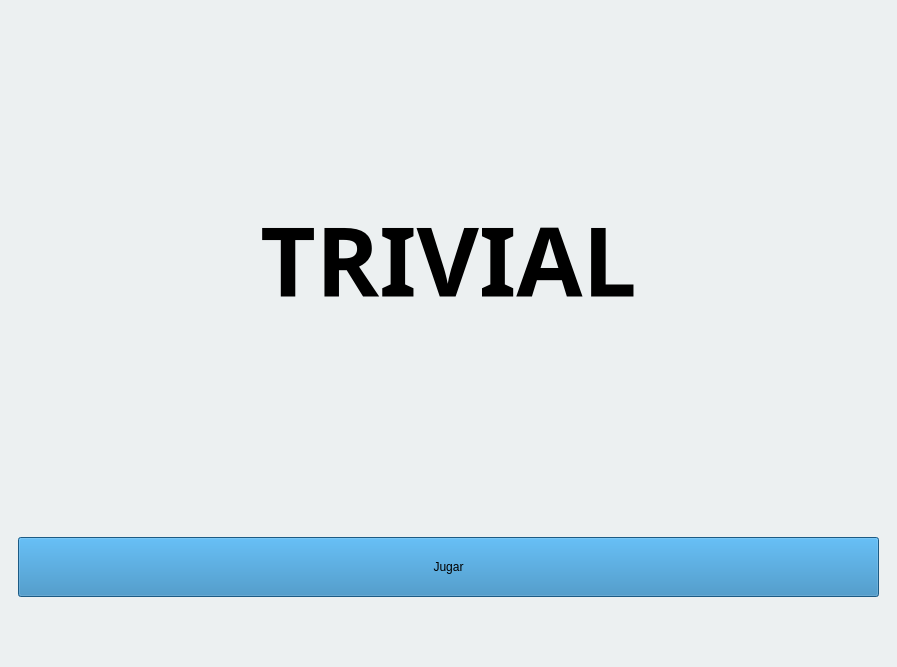
Jpejim13/TrivialFP, file App/Juego.ui: the form before one commit.
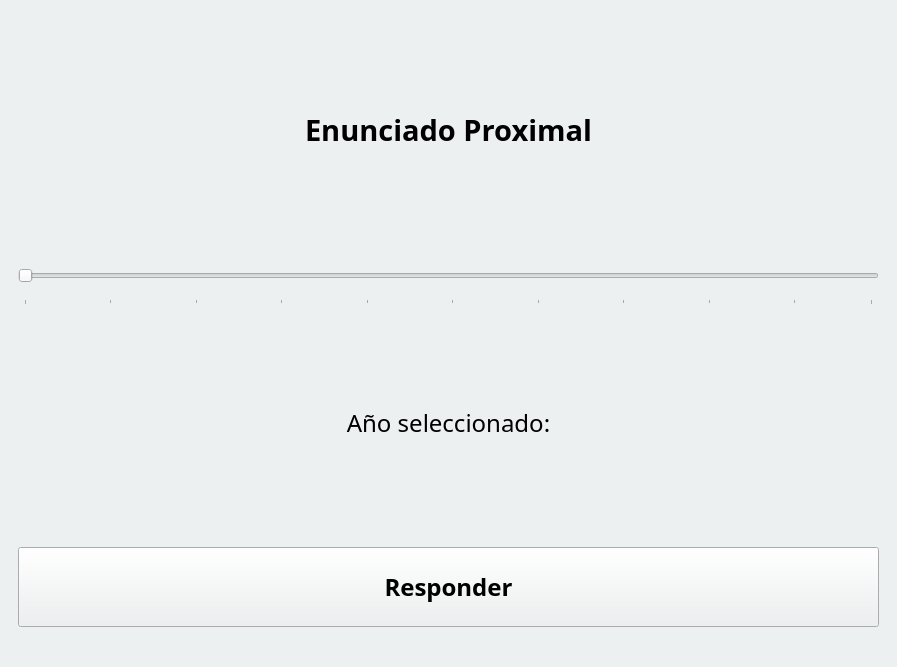
The form after the commit. The open tabs and pages were chosen to show the change.

Diff of the .ui file:
```diff
--- a/App/Juego.ui
+++ b/App/Juego.ui
@@ -89,8 +89,7 @@
            <enum>Qt::FocusPolicy::TabFocus</enum>
           </property>
           <property name="styleSheet">
-           <string notr="true">font: 20pt &quot;Sylfaen&quot;;
-background-color: #2980B9;</string>
+           <string notr="true">font: 20pt &quot;Sylfaen&quot;; background-color: #2980B9; color: white; border-radius: 10px;</string>
           </property>
           <property name="text">
            <string>Jugar</string>
@@ -463,6 +462,117 @@
         </item>
        </layout>
       </widget>
+      <widget class="QWidget" name="pantallaProximal">
+       <layout class="QVBoxLayout" name="verticalLayout_4">
+        <item>
+         <widget class="QLabel" name="EnunciadoProximal">
+          <property name="minimumSize">
+           <size>
+            <width>0</width>
+            <height>150</height>
+           </size>
+          </property>
+          <property name="font">
+           <font>
+            <family>Yu Gothic</family>
+            <pointsize>22</pointsize>
+            <bold>true</bold>
+           </font>
+          </property>
+          <property name="text">
+           <string>Enunciado Proximal</string>
+          </property>
+          <property name="alignment">
+           <set>Qt::AlignmentFlag::AlignCenter</set>
+          </property>
+          <property name="wordWrap">
+           <bool>true</bool>
+          </property>
+         </widget>
+        </item>
+        <item>
+         <spacer name="verticalSpacer_4">
+          <property name="orientation">
+           <enum>Qt::Orientation::Vertical</enum>
+          </property>
+          <property name="sizeType">
+           <enum>QSizePolicy::Policy::Expanding</enum>
+          </property>
+         </spacer>
+        </item>
+        <item>
+         <widget class="QSlider" name="sliderProximal">
+          <property name="minimumSize">
+           <size>
+            <width>0</width>
+            <height>50</height>
+           </size>
+          </property>
+          <property name="orientation">
+           <enum>Qt::Orientation::Horizontal</enum>
+          </property>
+          <property name="tickPosition">
+           <enum>QSlider::TickPosition::TicksBelow</enum>
+          </property>
+          <property name="tickInterval">
+           <number>10</number>
+          </property>
+         </widget>
+        </item>
+        <item>
+         <widget class="QLabel" name="valorSlider">
+          <property name="minimumSize">
+           <size>
+            <width>0</width>
+            <height>80</height>
+           </size>
+          </property>
+          <property name="font">
+           <font>
+            <family>Yu Gothic</family>
+            <pointsize>18</pointsize>
+           </font>
+          </property>
+          <property name="text">
+           <string>Año seleccionado:</string>
+          </property>
+          <property name="alignment">
+           <set>Qt::AlignmentFlag::AlignCenter</set>
+          </property>
+         </widget>
+        </item>
+        <item>
+         <spacer name="verticalSpacer_5">
+          <property name="orientation">
+           <enum>Qt::Orientation::Vertical</enum>
+          </property>
+          <property name="sizeType">
+           <enum>QSizePolicy::Policy::Expanding</enum>
+          </property>
+         </spacer>
+        </item>
+        <item>
+         <widget class="QPushButton" name="botonResponderProximal">
+          <property name="minimumSize">
+           <size>
+            <width>0</width>
+            <height>80</height>
+           </size>
+          </property>
+          <property name="font">
+           <font>
+            <family>Yu Gothic</family>
+            <pointsize>18</pointsize>
+            <bold>true</bold>
+           </font>
+          </property>
+          <property name="text">
+           <string>Responder</string>
+          </property>
+         </widget>
+        </item>
+       </layout>
+      </widget>
      </widget>
     </item>
    </layout>
```
Left out of the diff: 121 changed lines with no effect on the pictures.
